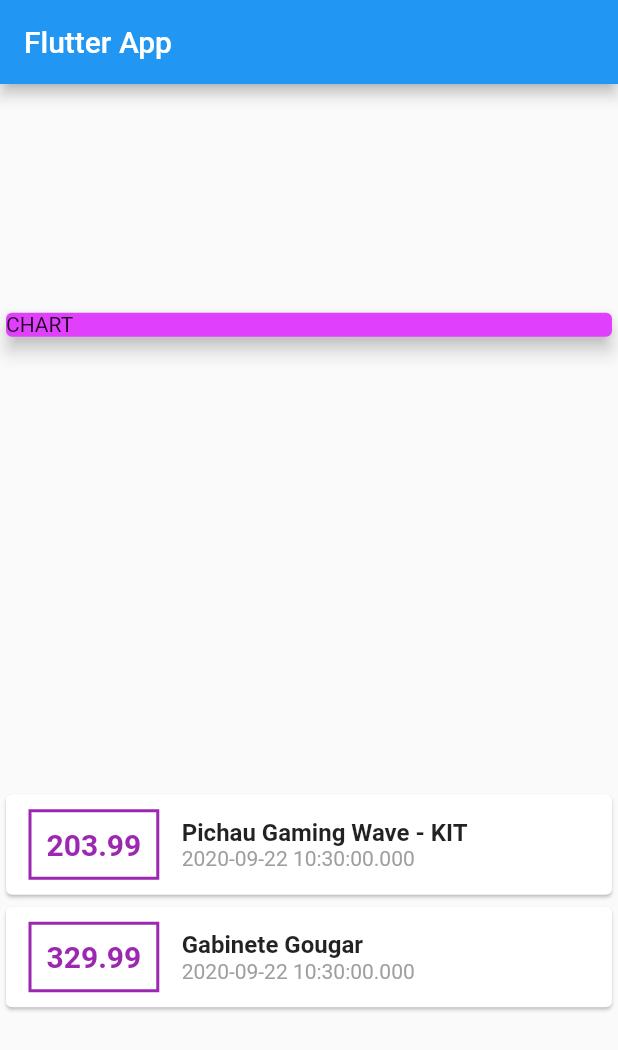
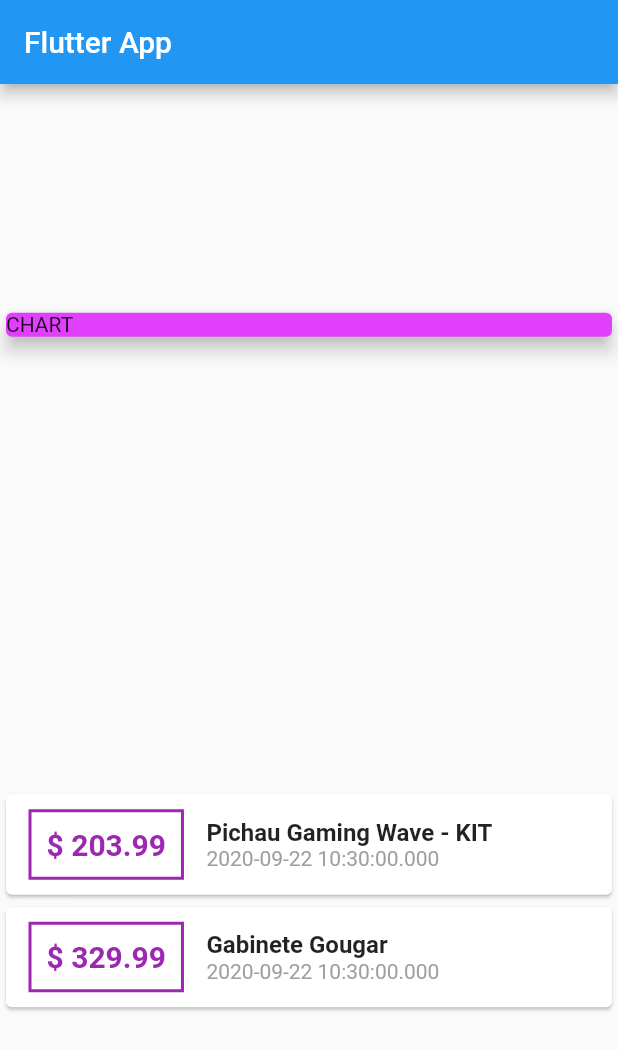
Before and after one commit to SpiderCod3R/flutter_expense_planner, a Flutter app: the screen it shows after launch, on a phone screen of 412 x 824 dp. Shown: the top 1050 px of the screen. Run offline on Flutter 3.47's test engine with Material 2 defaults, Android fonts, the phone set to English and light mode, and no system bars.

Commit message:
Formatando Card do Valor

```diff
--- a/lib/main.dart
+++ b/lib/main.dart
@@ -64,7 +64,7 @@ class MyHomePage extends StatelessWidget {
                         ),
                         padding: EdgeInsets.all(10),
                         child: Text(
-                          tx.ammout.toString(),
+                          '\$ ${tx.ammout}',
                           style: TextStyle(
                               fontWeight: FontWeight.bold,
                               fontSize: 20,
```
